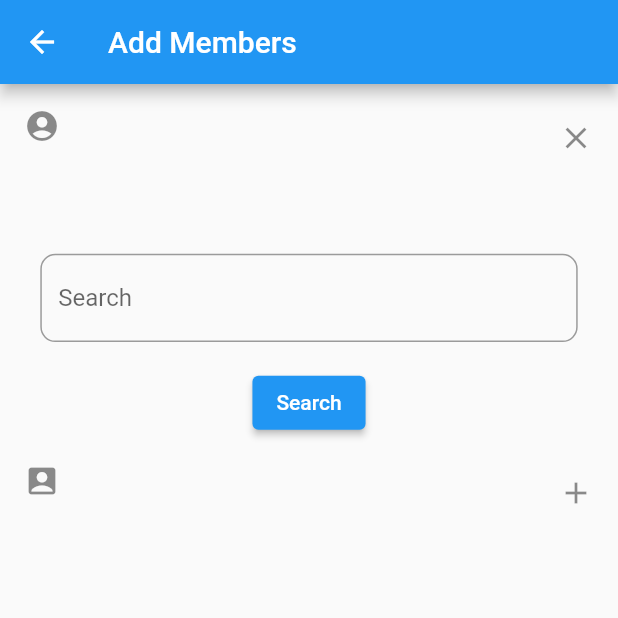
After one commit to quanphung0106-sudo/chat-app-flutter-firebase, a Flutter app: the AddMembersInGroup screen opened directly, after a tap on "Search", on a phone screen of 412 x 824 dp, the top half of it. The commit adds this screen. Run offline on Flutter 3.47's test engine with Material 2 defaults, Android fonts, the phone set to English and light mode, and no system bars; our stand-ins replace cloud_firestore, firebase_auth, firebase_core, firebase_storage, fluttertoast, image_picker; missing offline and left inert: chat_app; accounts and stored records are empty.

Commit message:
Quan: added create-group-screen

```diff
--- a/lib/Screens/HomeScreen.dart
+++ b/lib/Screens/HomeScreen.dart
@@ -1,6 +1,6 @@
 import 'package:chatapp_flutter_firebase/Authenticate/Methods.dart';
 import 'package:chatapp_flutter_firebase/Screens/ChatRoom.dart';
-
+import 'package:chatapp_flutter_firebase/group_chats/create_group/group_chat_screen.dart';
 import 'package:cloud_firestore/cloud_firestore.dart';
 import 'package:firebase_auth/firebase_auth.dart';
 import 'package:flutter/material.dart';
--- /dev/null
+++ b/lib/group_chats/create_group/add_members.dart
@@ -0,0 +1,182 @@
+import 'package:chat_app/group_chats/create_group/create_group.dart';
+import 'package:cloud_firestore/cloud_firestore.dart';
+import 'package:firebase_auth/firebase_auth.dart';
+import 'package:flutter/material.dart';
+
+class AddMembersInGroup extends StatefulWidget {
+  const AddMembersInGroup({Key? key}) : super(key: key);
+
+  @override
+  State<AddMembersInGroup> createState() => _AddMembersInGroupState();
+}
+
+class _AddMembersInGroupState extends State<AddMembersInGroup> {
+  final TextEditingController _search = TextEditingController();
+  FirebaseFirestore _firestore = FirebaseFirestore.instance;
+  FirebaseAuth _auth = FirebaseAuth.instance;
+  List<Map<String, dynamic>> membersList = [];
+  bool isLoading = false;
+  Map<String, dynamic>? userMap;
+
+  @override
+  void initState() {
+    super.initState();
+    getCurrentUserDetails();
+  }
+
+  void getCurrentUserDetails() async {
+    await _firestore
+        .collection('users')
+        .doc(_auth.currentUser!.uid)
+        .get()
+        .then((map) {
+      setState(() {
+        membersList.add({
+          "name": map['name'],
+          "email": map['email'],
+          "uid": map['uid'],
+          "isAdmin": true,
+        });
+      });
+    });
+  }
+
+  void onSearch() async {
+    setState(() {
+      isLoading = true;
+    });
+
+    await _firestore
+        .collection('users')
+        .where("email", isEqualTo: _search.text)
+        .get()
+        .then((value) {
+      setState(() {
+        userMap = value.docs[0].data();
+        isLoading = false;
+      });
+      print(userMap);
+    });
+  }
+
+  void onResultTap() {
+    bool isAlreadyExist = false;
+
+    for (int i = 0; i < membersList.length; i++) {
+      if (membersList[i]['uid'] == userMap!['uid']) {
+        isAlreadyExist = true;
+      }
+    }
+
+    if (!isAlreadyExist) {
+      setState(() {
+        membersList.add({
+          "name": userMap!['name'],
+          "email": userMap!['email'],
+          "uid": userMap!['uid'],
+          "isAdmin": false,
+        });
+
+        userMap = null;
+      });
+    }
+  }
+
+  void onRemoveMembers(int index) {
+    if (membersList[index]['uid'] != _auth.currentUser!.uid) {
+      setState(() {
+        membersList.removeAt(index);
+      });
+    }
+  }
+
+  @override
+  Widget build(BuildContext context) {
+    final Size size = MediaQuery.of(context).size;
+
+    return Scaffold(
+      appBar: AppBar(
+        title: Text("Add Members"),
+      ),
+      body: SingleChildScrollView(
+        child: Column(
+          mainAxisSize: MainAxisSize.min,
+          children: [
+            Flexible(
+              child: ListView.builder(
+                itemCount: membersList.length,
+                shrinkWrap: true,
+                physics: NeverScrollableScrollPhysics(),
+                itemBuilder: (context, index) {
+                  return ListTile(
+                    onTap: () => onRemoveMembers(index),
+                    leading: Icon(Icons.account_circle),
+                    title: Text(membersList[index]['name']),
+                    subtitle: Text(membersList[index]['email']),
+                    trailing: Icon(Icons.close),
+                  );
+                },
+              ),
+            ),
+            SizedBox(
+              height: size.height / 20,
+            ),
+            Container(
+              height: size.height / 14,
+              width: size.width,
+              alignment: Alignment.center,
+              child: Container(
+                height: size.height / 14,
+                width: size.width / 1.15,
+                child: TextField(
+                  controller: _search,
+                  decoration: InputDecoration(
+                    hintText: "Search",
+                    border: OutlineInputBorder(
+                      borderRadius: BorderRadius.circular(10),
+                    ),
+                  ),
+                ),
+              ),
+            ),
+            SizedBox(
+              height: size.height / 50,
+            ),
+            isLoading
+                ? Container(
+                    height: size.height / 12,
+                    width: size.height / 12,
+                    alignment: Alignment.center,
+                    child: CircularProgressIndicator(),
+                  )
+                : ElevatedButton(
+                    onPressed: onSearch,
+                    child: Text("Search"),
+                  ),
+            userMap != null
+                ? ListTile(
+                    onTap: onResultTap,
+                    leading: Icon(Icons.account_box),
+                    title: Text(userMap!['name']),
+                    subtitle: Text(userMap!['email']),
+                    trailing: Icon(Icons.add),
+                  )
+                : SizedBox(),
+          ],
+        ),
+      ),
+      floatingActionButton: membersList.length >= 2
+          ? FloatingActionButton(
+              child: Icon(Icons.forward),
+              onPressed: () => Navigator.of(context).push(
+                MaterialPageRoute(
+                  builder: (_) => CreateGroup(
+                    membersList: membersList,
+                  ),
+                ),
+              ),
+            )
+          : SizedBox(),
+    );
+  }
+}
```
Also changed, not shown: lib/group_chats/create_group/create_group.dart (added, +109 -0 lines), lib/group_chats/group_chat_screen.dart (added, +86 -0 lines), pubspec.lock.
